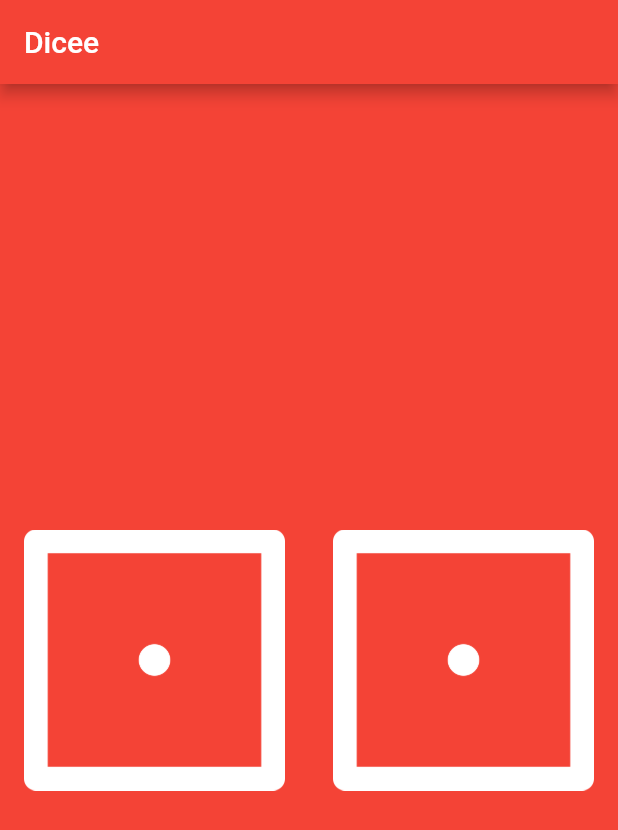
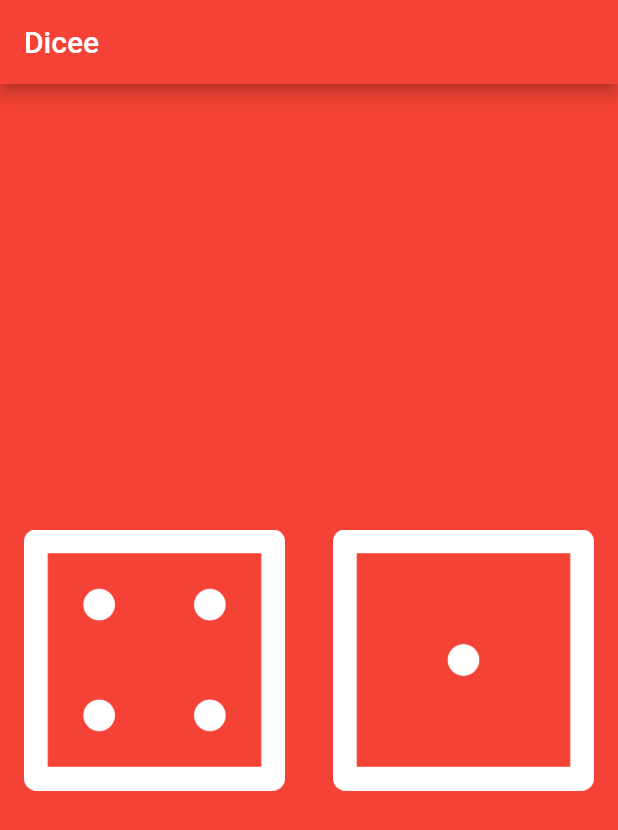
Before and after one commit to Joey780606/FlutterTest, a Flutter app: the screen it shows after launch, on a phone screen of 412 x 824 dp. Shown: the top 830 px of the screen. Run offline on Flutter 3.47's test engine with Material 2 defaults, Android fonts, the phone set to English and light mode, and no system bars.

```diff
--- a/dicee-flutter-master/lib/main.dart
+++ b/dicee-flutter-master/lib/main.dart
@@ -18,6 +18,8 @@ void main() {
 class DicePage extends StatelessWidget {
   @override
   Widget build(BuildContext context) {
+    var leftDiceNumber = 4;
+
     return Center(
       child: Row(
         children: <Widget>[
@@ -35,7 +37,7 @@ class DicePage extends StatelessWidget {
               onPressed: () {
                 print('Left button got pressed');
               },
-              child: Image.asset('images/dice1.png'),
+              child: Image.asset('images/dice$leftDiceNumber.png'),
             ),
           ),
           Expanded(
```
